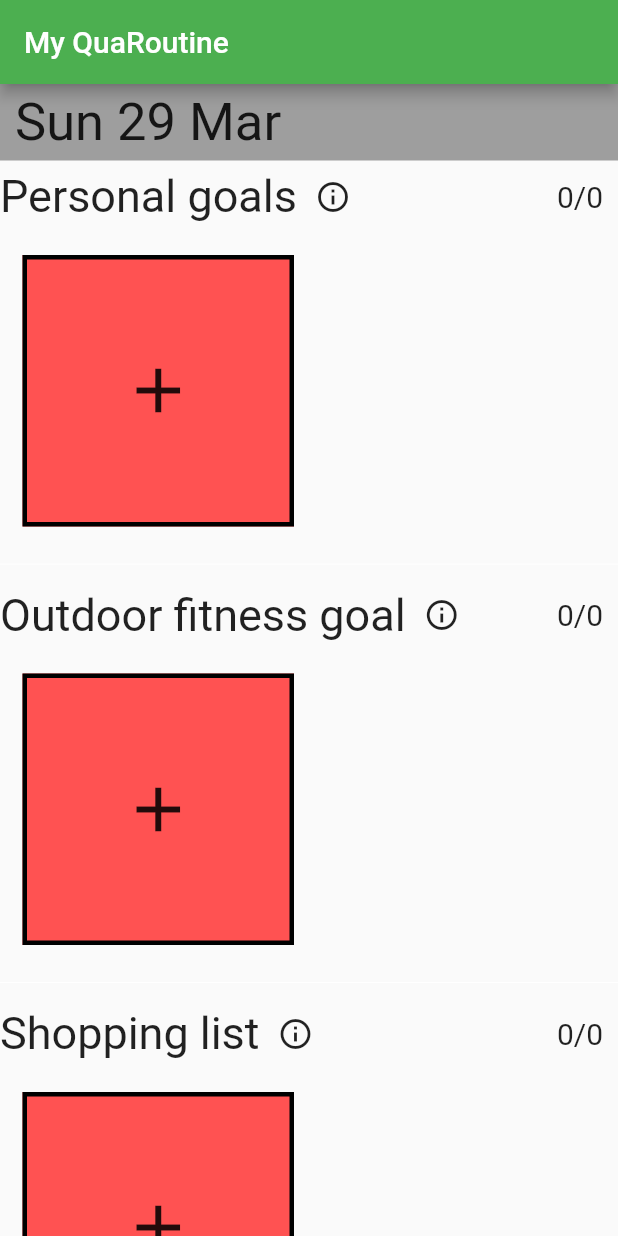
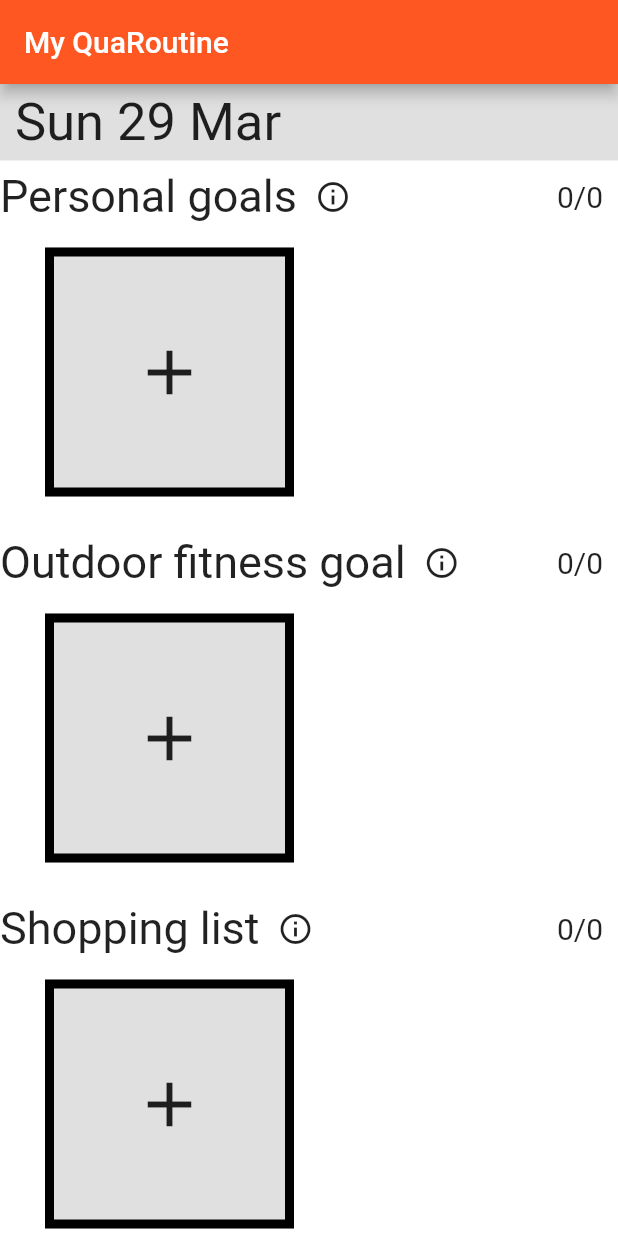
Before and after one commit to fraserdscott/myQuaroutine, a Flutter app: the screen it shows after launch, on a phone screen of 412 x 824 dp. Run offline on Flutter 3.47's test engine with Material 2 defaults, Android fonts, the phone set to English and light mode, and no system bars; our stand-ins replace sqflite; accounts and stored records are empty.

Commit message:
Update app colors

```diff
--- a/my_quaroutine/lib/components/buttons.dart
+++ b/my_quaroutine/lib/components/buttons.dart
@@ -2,16 +2,15 @@ import 'package:flutter/material.dart';
 import 'package:my_quaroutine/database_helpers.dart';
 import 'package:my_quaroutine/models/Category.dart';
 import 'package:my_quaroutine/models/Goal.dart';
+import 'package:my_quaroutine/theme/style.dart';
 
 import 'create_shopping_list.dart';
 import '../create_goal_form.dart';
 
-Color interiorColor = Colors.red;
-
 RoundedRectangleBorder border() {
   return RoundedRectangleBorder(
       borderRadius: new BorderRadius.circular(0.0),
-      side: BorderSide(color: Colors.black, width: 3));
+      side: BorderSide(color: Colors.black, width: 6));
 }
 
 class ViewActivityButton extends StatefulWidget {
@@ -32,7 +31,7 @@ class ViewActivityButtonState extends State<ViewActivityButton> {
         width: 150,
         height: 150,
         child: FlatButton(
-            color: interiorColor,
+            color: Colors.white,
             shape: border(),
             child: Stack(children: <Widget>[
               Container(
@@ -78,7 +77,7 @@ class CreateActivityButton extends StatelessWidget {
         width: 150,
         height: 150,
         child: FlatButton(
-            color: Colors.redAccent,
+            color: Colors.black12,
             shape: border(),
             child: Icon(Icons.add, size: 50),
             onPressed: () {
--- a/my_quaroutine/lib/main.dart
+++ b/my_quaroutine/lib/main.dart
@@ -78,7 +78,7 @@ class _MyHomePageState extends State<MyHomePage> {
         body: Column(
           children: <Widget>[
             Container(
-                color: Colors.grey,
+                color: Colors.black12,
                 padding: EdgeInsets.only(left: 10, top: 5, bottom: 5),
                 child: Align(
                     alignment: Alignment.topLeft,
@@ -211,12 +211,12 @@ class GoalGridView extends StatelessWidget {
       }
     }
     return GridView.count(
+      physics: const NeverScrollableScrollPhysics(),
       shrinkWrap: true,
-
       crossAxisCount: 2,
       crossAxisSpacing: 20,
       mainAxisSpacing: 20,
-      padding: const EdgeInsets.all(15),
+      padding: const EdgeInsets.only(left: 30, right: 30, top: 10),
       children: tiles,
     );
   }
--- a/my_quaroutine/lib/theme/style.dart
+++ b/my_quaroutine/lib/theme/style.dart
@@ -2,7 +2,7 @@ import 'package:flutter/material.dart';
 
 ThemeData appTheme() {
   return ThemeData(
-    primaryColor: Colors.green,
-    buttonColor: Colors.black,
+    primaryColor: Colors.deepOrange,
+    scaffoldBackgroundColor: Colors.white,
   );
 }
```
